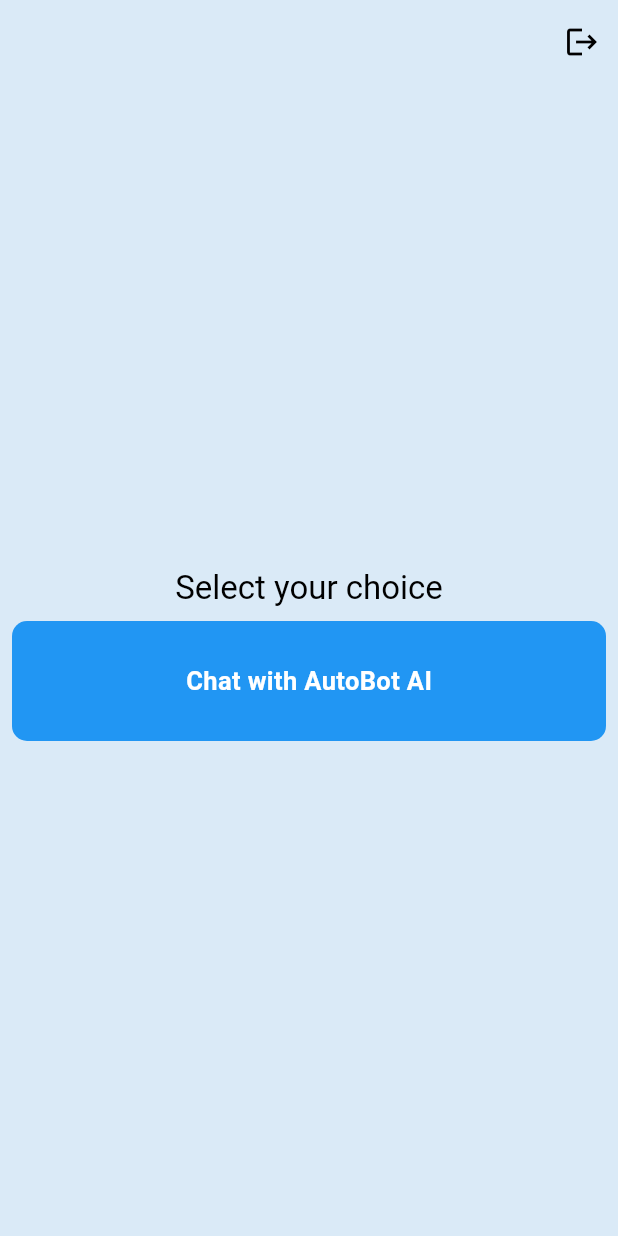
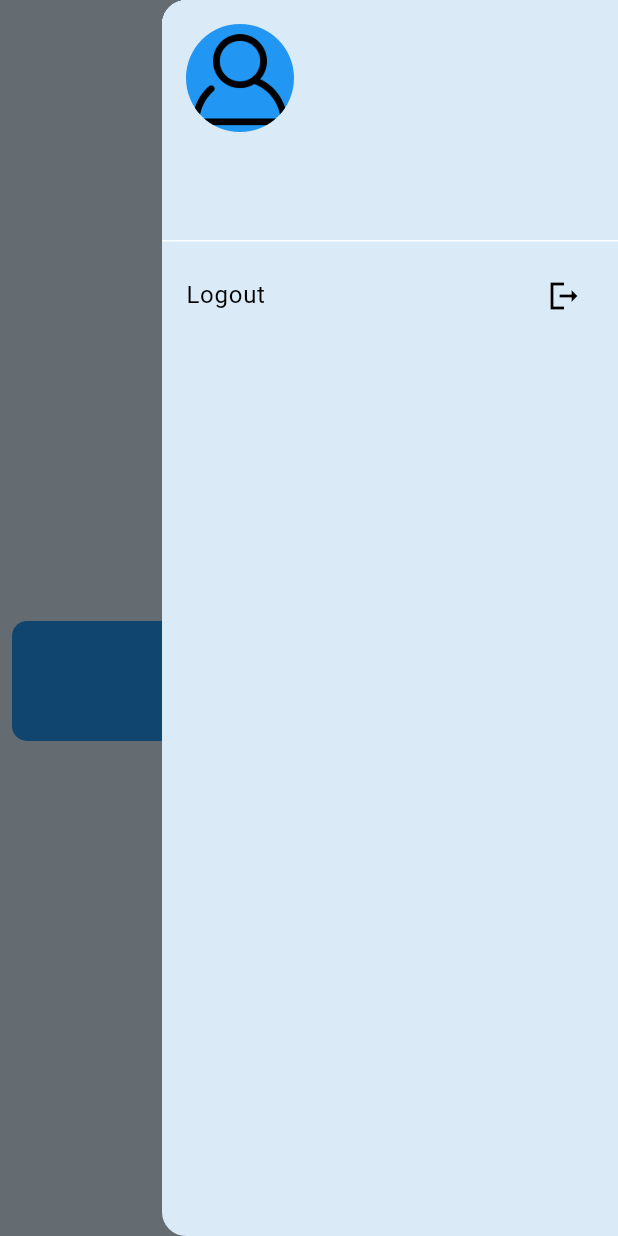
Before and after one commit to PullingalSoorath/AI-Eureka, a Flutter app: the screen it shows once a user with an empty profile is signed in, with the side drawer open (before the commit the screen has no drawer), on a phone screen of 412 x 824 dp. Run offline on Flutter 3.47's test engine with Material 3 defaults, Android fonts, the phone set to English and light mode, and no system bars; our stand-ins replace firebase_auth, firebase_core, flutter_markdown, google_generative_ai, google_sign_in; accounts and stored records are empty; network calls fail.

```diff
--- a/analysis_options.yaml
+++ b/analysis_options.yaml
@@ -7,7 +7,6 @@
 
 # The following line activates a set of recommended lints for Flutter apps,
 # packages, and plugins designed to encourage good coding practices.
-include: package:flutter_lints/flutter.yaml
 
 linter:
   # The lint rules applied to this project can be customized in the
--- a/lib/presentation/screen/authentication.dart
+++ b/lib/presentation/screen/authentication.dart
@@ -22,7 +22,3 @@ class Authentication extends StatelessWidget {
     );
   }
 }
-
-
-// user@mail.com
-// user123
--- a/lib/presentation/screen/chat_screen.dart
+++ b/lib/presentation/screen/chat_screen.dart
@@ -3,7 +3,6 @@ import 'package:eureka/widgets/loading_widget.dart';
 import 'package:eureka/widgets/message_widget.dart';
 import 'package:flutter/material.dart';
 import 'package:eureka/util/app_const.dart';
-import 'package:flutter/widgets.dart';
 import 'package:google_generative_ai/google_generative_ai.dart';
 
 class ChatScreen extends StatefulWidget {
--- a/lib/presentation/screen/dashboard_screen.dart
+++ b/lib/presentation/screen/dashboard_screen.dart
@@ -5,8 +5,32 @@ import 'package:eureka/util/app_const.dart';
 import 'package:firebase_auth/firebase_auth.dart';
 import 'package:flutter/material.dart';
 
-class DashboardScreen extends StatelessWidget {
+class DashboardScreen extends StatefulWidget {
   const DashboardScreen({super.key});
+
+  @override
+  State<DashboardScreen> createState() => _DashboardScreenState();
+}
+
+class _DashboardScreenState extends State<DashboardScreen> {
+  String _userName = '';
+  String _emailId = '';
+
+  @override
+  void initState() {
+    super.initState();
+    _getUserInfo();
+  }
+
+  Future<void> _getUserInfo() async {
+    User? user = FirebaseAuth.instance.currentUser;
+    if (user != null) {
+      setState(() {
+        _userName = user.displayName ?? '';
+        _emailId = user.email ?? '';
+      });
+    }
+  }
 
   @override
   Widget build(BuildContext context) {
@@ -46,22 +70,61 @@ class DashboardScreen extends StatelessWidget {
       child: Scaffold(
         appBar: AppBar(
           backgroundColor: Theme.of(context).colorScheme.background,
-          actions: [
-            IconButton(
-              onPressed: () {
-                FirebaseAuth.instance.signOut();
-              },
-              icon: const Icon(
-                Icons.logout,
+        ),
+        endDrawer: Drawer(
+          backgroundColor: Theme.of(context).colorScheme.background,
+          child: ListView(
+            padding: EdgeInsets.zero,
+            children: <Widget>[
+              UserAccountsDrawerHeader(
+                decoration: BoxDecoration(
+                  color: Theme.of(context).colorScheme.background,
+                ),
+                accountName: Text(
+                  _userName,
+                ),
+                accountEmail: Text(
+                  _emailId,
+                ),
+                currentAccountPicture: CircleAvatar(
+                  backgroundImage: AssetImage(
+                    FirebaseAuth.instance.currentUser!.photoURL == null
+                        ? 'assets/images/profile_bg.png'
+                        : FirebaseAuth.instance.currentUser!.photoURL!,
+                  ),
+                ),
               ),
-            )
-          ],
+              // ListTile(
+              //   title: Text('Profile'),
+              //   onTap: () {
+              //     // Navigate to profile screen
+              //     Navigator.pop(context); // Close the drawer
+              //     // Add your navigation logic here
+              //   },
+              // ),
+              ListTile(
+                title: Row(
+                  mainAxisAlignment: MainAxisAlignment.spaceBetween,
+                  children: [
+                    Text(
+                      'Logout',
+                    ),
+                    Icon(
+                      Icons.logout_sharp,
+                    ),
+                  ],
+                ),
+                onTap: () {
+                  // Implement logout functionality
+                  FirebaseAuth.instance.signOut();
+                  Navigator.pop(context); // Close the drawer
+                  // Add your logout logic here
+                },
+              ),
+            ],
+          ),
         ),
         backgroundColor: Theme.of(context).colorScheme.background,
-        // appBar: AppBar(
-        //   centerTitle: true,
-        //   title: const Text(""),
-        // ),
         body: Column(
           mainAxisAlignment: MainAxisAlignment.center,
           children: [
@@ -98,34 +161,6 @@ class DashboardScreen extends StatelessWidget {
                 ),
               ),
             ),
-            // Padding(
-            //   padding: const EdgeInsets.all(8.0),
-            //   child: InkWell(
-            //     onTap: () {
-            //       Navigator.push(
-            //         context,
-            //         MaterialPageRoute(
-            //           builder: (context) => const ImageToTextScreen(),
-            //         ),
-            //       );
-            //     },
-            //     child: Container(
-            //       height: 80,
-            //       decoration: BoxDecoration(
-            //         color: Theme.of(context).colorScheme.primaryContainer,
-            //         borderRadius: BorderRadius.circular(10),
-            //       ),
-            //       alignment: Alignment.center,
-            //       child: Text(
-            //         "Image to text",
-            //         style: TextStyle(
-            //           fontWeight: FontWeight.bold,
-            //           color: Theme.of(context).colorScheme.primary,
-            //         ),
-            //       ),
-            //     ),
-            //   ),
-            // )
           ],
         ),
       ),
--- a/lib/presentation/screen/forget_password_screen.dart
+++ b/lib/presentation/screen/forget_password_screen.dart
@@ -1,5 +1,6 @@
 // ignore_for_file: use_build_context_synchronously
 
+import 'package:eureka/widgets/loading_widget.dart';
 import 'package:firebase_auth/firebase_auth.dart';
 import 'package:flutter/material.dart';
 
@@ -42,9 +43,9 @@ class _ForgotPasswordPageState extends State<ForgotPasswordPage> {
 
   resetPassword() async {
     try {
-      showDialog(
+       showDialog(
         context: context,
-        builder: (context) => const Center(child: CircularProgressIndicator()),
+        builder: (context) => const Center(child: ThreeDotLoading()),
       );
 
       await FirebaseAuth.instance.sendPasswordResetEmail(email: email);
--- a/lib/presentation/screen/sign_up_auth.dart
+++ b/lib/presentation/screen/sign_up_auth.dart
@@ -3,6 +3,7 @@
 import 'package:eureka/util/app_const.dart';
 import 'package:eureka/widgets/auth_button.dart';
 import 'package:eureka/widgets/auth_text_field.dart';
+import 'package:eureka/widgets/loading_widget.dart';
 import 'package:firebase_auth/firebase_auth.dart';
 import 'package:flutter/material.dart';
 
@@ -39,7 +40,7 @@ class _SignUpAuthState extends State<SignUpAuth> {
         context: context,
         builder: (context) {
           return const Center(
-            child: CircularProgressIndicator(),
+            child: ThreeDotLoading(),
           );
         },
       );
--- a/lib/widgets/google_image_button.dart
+++ b/lib/widgets/google_image_button.dart
@@ -11,9 +11,7 @@ class GoogleImageButton extends StatelessWidget {
 
   @override
   Widget build(BuildContext context) {
-    return InkWell(
-      onTap: onTap,
-      child: Padding(
+    return Padding(
       padding: const EdgeInsets.all(20.0),
       child: Container(
         decoration: BoxDecoration(
@@ -24,6 +22,8 @@ class GoogleImageButton extends StatelessWidget {
         width: 50,
         child: Padding(
           padding: const EdgeInsets.all(8.0),
+          child: InkWell(
+            onTap: onTap,
             child: Image.asset(
               'assets/images/google.png',
               height: 24.0,
--- a/lib/widgets/loading_widget.dart
+++ b/lib/widgets/loading_widget.dart
@@ -56,8 +56,10 @@ class _DotState extends State<Dot> with SingleTickerProviderStateMixin {
       child: Container(
         width: 10,
         height: 10,
-        decoration: const BoxDecoration(
-          color: Colors.blue,
+        decoration: BoxDecoration(
+          color: Theme.of(context).colorScheme.brightness == Brightness.light
+              ? Colors.blue
+              : Colors.white,
           shape: BoxShape.circle,
         ),
       ),
--- a/lib/widgets/message_widget.dart
+++ b/lib/widgets/message_widget.dart
@@ -1,5 +1,4 @@
 import 'package:flutter/material.dart';
-import 'package:flutter/widgets.dart';
 import 'package:flutter_markdown/flutter_markdown.dart';
 
 class MessageWidget extends StatelessWidget {
```
Also changed, not shown: lib/presentation/screen/auth_page.dart (+1 -60 lines), lib/presentation/screen/sign_in_auth.dart (+3 -4 lines), lib/services/auth_service.dart (+20 -1 lines), pubspec.yaml (+8 -0 lines), assets/images/app_icon.png (added), assets/images/profile_bg.png (added), pubspec.lock, 28 other files. Lines whose indentation alone changed are shown as unchanged.
